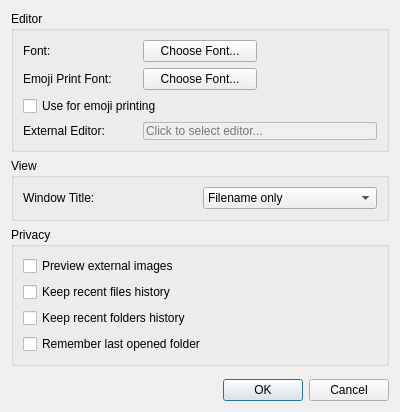
Qt form src/preferencesdialog.ui (BrainB0ne/plainmd) before a commit.
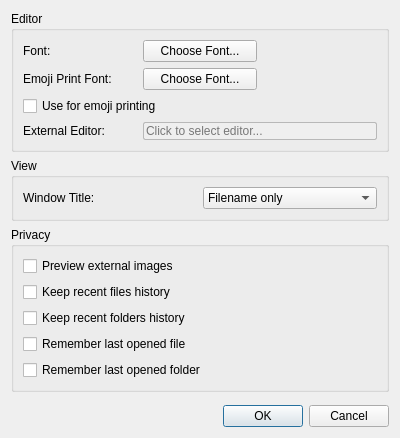
The same form after that commit.

Commit message: Add remember last opened file feature with folder independence

Patch:
```diff
--- a/src/preferencesdialog.ui
+++ b/src/preferencesdialog.ui
@@ -152,6 +152,13 @@
          </property>
         </widget>
        </item>
+        <item>
+         <widget class="QCheckBox" name="rememberLastFileCheck">
+          <property name="text">
+           <string>Remember last opened file</string>
+          </property>
+         </widget>
+        </item>
        <item>
         <widget class="QCheckBox" name="rememberLastFolderCheck">
          <property name="text">
```
Lines whose indentation alone changed are shown as unchanged. The commit also changes 5 other files.
